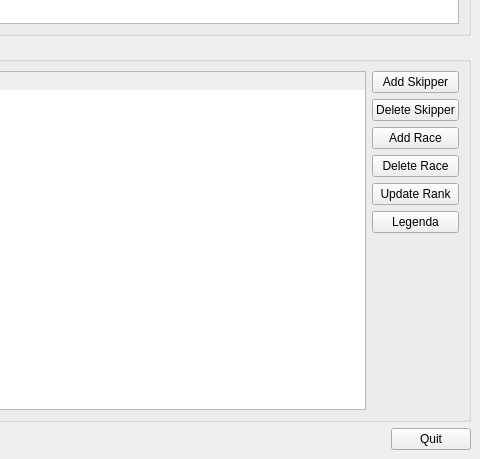
Above: classifiche/main_win.ui from BackupTheBerlios/sailforlinux-svn before the change; both pictures show x 434 to 914 and y 354 to 813 of the 914 by 813 pixel window. Below: the same form after it.
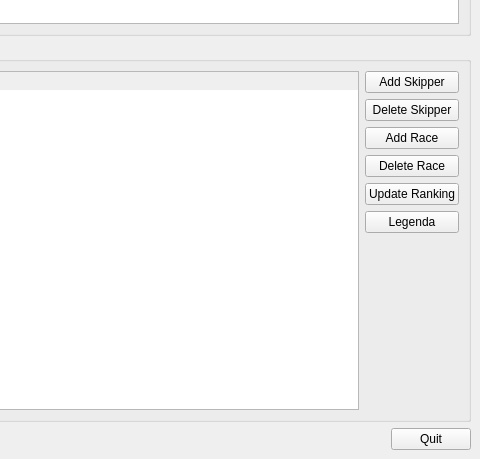
That is the form after the change.

The edit to the form file:
```diff
--- a/classifiche/main_win.ui
+++ b/classifiche/main_win.ui
@@ -466,7 +466,7 @@
               <item>
                <widget class="QPushButton" name="B_CalcRanking" >
                 <property name="text" >
-                 <string>Update Rank</string>
+                 <string>Update Ranking</string>
                 </property>
                </widget>
               </item>
```
Left out of the diff: 4 changed lines with no effect on the pictures.
